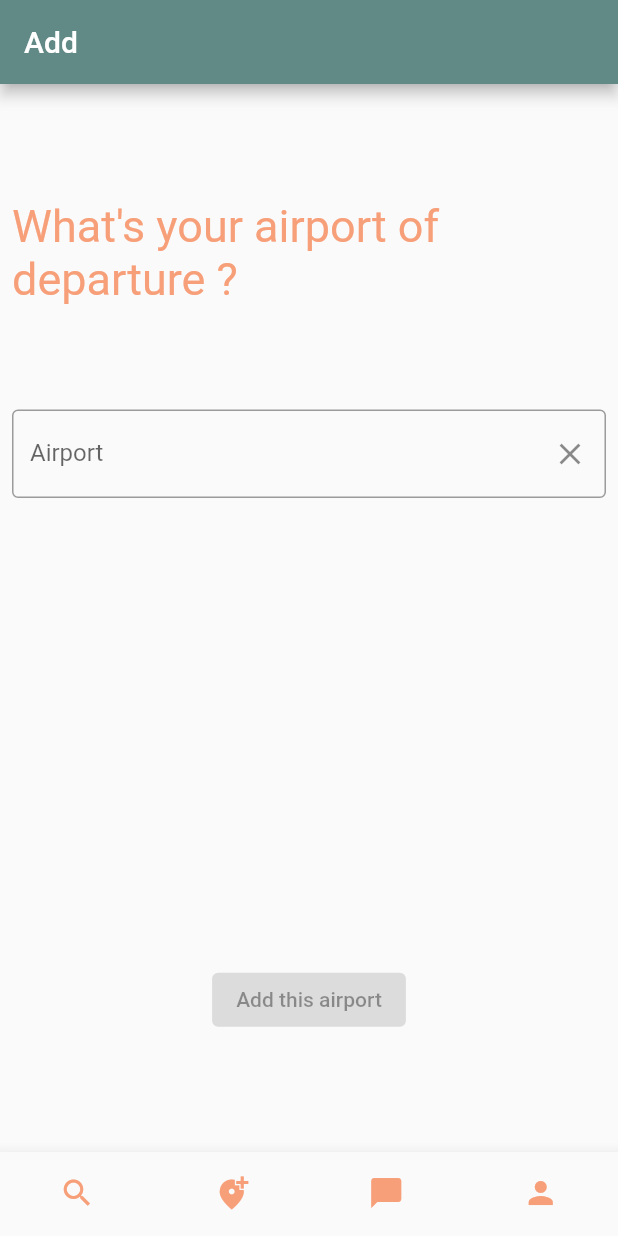
After one commit to goby33/gobert--aero-delivery--front, a Flutter app: the screen it shows once a user with an empty profile is signed in, item 2 of the bottom bar chosen, on a phone screen of 412 x 824 dp. The commit adds this screen. Run offline on Flutter 3.47's test engine with Material 2 defaults, Android fonts, the phone set to English and light mode, and no system bars; our stand-ins replace bloc, dio, firebase_auth, firebase_core, flutter_bloc, freezed_annotation and 2 more; accounts and stored records are empty; generated files the repository leaves out were written again; Roboto replaces fonts that are missing (Nunito).

Commit message:
feat(trip): add search adress with google place api

```diff
--- a/lib/presentation/states/pop_up_add_trip_state.dart
+++ b/lib/presentation/states/pop_up_add_trip_state.dart
@@ -1,8 +1,6 @@
 import 'package:aero_delivery/domain/entities/search_address_responses.dart';
 import 'package:aero_delivery/domain/entities/trip.dart';
 import 'package:freezed_annotation/freezed_annotation.dart';
-
-import 'cubits/pop_up_add_trip_cubit.dart';
 
 part 'pop_up_add_trip_state.freezed.dart';
 
--- /dev/null
+++ b/lib/presentation/ui/home/add/airport_from_page.dart
@@ -0,0 +1,90 @@
+import 'package:aero_delivery/presentation/states/cubits/pop_up_add_trip_cubit.dart';
+import 'package:aero_delivery/presentation/states/pop_up_add_trip_state.dart';
+import 'package:aero_delivery/presentation/ui/home/add/widgets/button_add_trip.dart';
+import 'package:aero_delivery/presentation/ui/home/add/widgets/result_search_add_trip.dart';
+import 'package:aero_delivery/presentation/ui/home/add/widgets/textField_add_trip.dart';
+import 'package:aero_delivery/presentation/ui/home/add/widgets/title_add_trip.dart';
+import 'package:flutter/foundation.dart';
+import 'package:flutter/material.dart';
+import 'package:flutter_bloc/flutter_bloc.dart';
+import 'package:go_router/go_router.dart';
+
+class AirportFromPage extends StatelessWidget {
+  const AirportFromPage({Key? key}) : super(key: key);
+
+  @override
+  Widget build(BuildContext context) {
+    return BlocProvider(
+      create: (context) => PopUpAddTripCubit(
+        googlePlaceRepository: context.read(),
+      ),
+      child: BlocListener<PopUpAddTripCubit, PopUpAddTripState>(
+        listener: (context, state) => state.maybeMap(
+          addAirportFromReady: (value) => context.push('/add/paris'),
+          orElse: () => debugPrintDone,
+        ),
+        child: BlocBuilder<PopUpAddTripCubit, PopUpAddTripState>(
+          builder: (context, state) {
+            //button to add a package
+            return Padding(
+              padding: const EdgeInsets.all(8.0),
+              child: Column(
+                mainAxisAlignment: MainAxisAlignment.spaceEvenly,
+                children: [
+                  const TitleAddTrip(
+                    title: "What's your airport of departure ?",
+                  ),
+                  SizedBox(
+                    height: 300,
+                    child: Column(
+                      children: [
+                        TextFieldAddTrip(
+                          onChanged: (value) {
+                            context
+                                .read<PopUpAddTripCubit>()
+                                .searchAirport(value);
+                          },
+                          onClear: () => context
+                              .read<PopUpAddTripCubit>()
+                              .clearAirportFrom(),
+                          hideText: (state
+                              is PopUpAddTripStateAddAirportFromSelected),
+                          value:
+                              (state is PopUpAddTripStateAddAirportFromSelected)
+                                  ? state.trip?.airportFrom ?? ""
+                                  : null,
+                        ),
+                        if (state is PopUpAddTripStateLoading)
+                          const Padding(
+                            padding: EdgeInsets.only(top: 20.0),
+                            child: CircularProgressIndicator(),
+                          ),
+                        if (state is PopUpAddTripStateAirportResultSearch)
+                          ResultSearchAddTrip(
+                            resultSearch: state.resultSearch,
+                            onPressed: (value) {
+                              context
+                                  .read<PopUpAddTripCubit>()
+                                  .addAirportFrom(value);
+                            },
+                          )
+                      ],
+                    ),
+                  ),
+                  ButtonAddTrip(
+                    isEnable:
+                        (state is PopUpAddTripStateAddAirportFromSelected),
+                    onPressed: () => context
+                        .read<PopUpAddTripCubit>()
+                        .addAirportFrom(state.trip?.airportFrom ?? ""),
+                    text: "Add this airport",
+                  ),
+                ],
+              ),
+            );
+          },
+        ),
+      ),
+    );
+  }
+}
--- /dev/null
+++ b/lib/presentation/ui/home/add/widgets/button_add_trip.dart
@@ -0,0 +1,22 @@
+import 'package:flutter/material.dart';
+
+class ButtonAddTrip extends StatelessWidget {
+  final Function() onPressed;
+  final String text;
+  final bool isEnable;
+
+  const ButtonAddTrip({
+    Key? key,
+    required this.onPressed,
+    required this.text,
+    required this.isEnable,
+  }) : super(key: key);
+
+  @override
+  Widget build(BuildContext context) {
+    return ElevatedButton(
+      onPressed: (isEnable) ? onPressed : null,
+      child: Text(text),
+    );
+  }
+}
--- /dev/null
+++ b/lib/presentation/ui/home/add/widgets/textField_add_trip.dart
@@ -0,0 +1,58 @@
+import 'package:flutter/material.dart';
+
+class TextFieldAddTrip extends StatefulWidget {
+  final Function(String) onChanged;
+  final Function() onClear;
+  final bool hideText;
+  final String? value;
+  const TextFieldAddTrip({
+    Key? key,
+    required this.onChanged,
+    required this.onClear,
+    required this.hideText,
+    required this.value,
+
+  }) : super(key: key);
+
+  @override
+  State<TextFieldAddTrip> createState() => _TextFieldAddTripState();
+}
+
+class _TextFieldAddTripState extends State<TextFieldAddTrip> {
+  final TextEditingController _searchAirportController =
+      TextEditingController();
+
+  @override
+  void initState() {
+    super.initState();
+  }
+
+  @override
+  void dispose() {
+    _searchAirportController.dispose();
+    super.dispose();
+  }
+
+  @override
+  Widget build(BuildContext context) {
+    return TextField(
+      textInputAction: TextInputAction.done,
+      controller: (widget.value != null)
+          ? TextEditingController(text: widget.value)
+          : _searchAirportController,
+      readOnly: widget.hideText,
+      onChanged: (value) => widget.onChanged(value),
+      decoration: InputDecoration(
+        border: const OutlineInputBorder(),
+        labelText: 'Airport',
+        suffixIcon: IconButton(
+          onPressed: () {
+            _searchAirportController.text = "";
+            widget.onClear();
+          },
+          icon: const Icon(Icons.clear),
+        ),
+      ),
+    );
+  }
+}
--- /dev/null
+++ b/lib/presentation/ui/home/add/widgets/title_add_trip.dart
@@ -0,0 +1,18 @@
+import 'package:flutter/material.dart';
+
+class TitleAddTrip extends StatelessWidget {
+  final String title;
+
+  const TitleAddTrip({Key? key, required this.title}) : super(key: key);
+
+  @override
+  Widget build(BuildContext context) {
+    return  Text(title,
+      style: const TextStyle(
+        fontSize: 30,
+        fontFamily: 'Nunito',
+        color: Color(0xFFF79F79),
+      ),
+    );
+  }
+}
--- a/lib/presentation/ui/home/home_page.dart
+++ b/lib/presentation/ui/home/home_page.dart
@@ -1,9 +1,8 @@
-import 'package:aero_delivery/presentation/ui/home/add/add_trip_page.dart';
+import 'package:aero_delivery/presentation/ui/home/add/airport_from_page.dart';
 import 'package:aero_delivery/presentation/ui/home/messenger/messenger_page.dart';
 import 'package:aero_delivery/presentation/ui/home/profile/profile_page.dart';
 import 'package:aero_delivery/presentation/ui/home/search/search_page.dart';
 import 'package:flutter/material.dart';
-import 'package:go_router/go_router.dart';
 
 class HomePage extends StatefulWidget {
   const HomePage({Key? key}) : super(key: key);
@@ -17,7 +16,7 @@ class _HomePageState extends State<HomePage> {
 
   final pages = [
     const SearchPage(),
-    const AddTripPage(),
+    const AirportFromPage(),
     const MessengerPage(),
     const ProfilePage()
   ];
--- a/lib/presentation/ui/home/search/search_page.dart
+++ b/lib/presentation/ui/home/search/search_page.dart
@@ -1,7 +1,4 @@
-import 'package:aero_delivery/presentation/states/cubits/pop_up_add_trip_cubit.dart';
-import 'package:aero_delivery/presentation/states/pop_up_add_trip_state.dart';
 import 'package:flutter/material.dart';
-import 'package:flutter_bloc/flutter_bloc.dart';
 
 class SearchPage extends StatelessWidget {
   const SearchPage({Key? key}) : super(key: key);
--- a/lib/presentation/ui/splash/splash_page.dart
+++ b/lib/presentation/ui/splash/splash_page.dart
@@ -1,4 +1,3 @@
-import 'package:aero_delivery/data/repositories/auth_repository_impl.dart';
 import 'package:aero_delivery/presentation/states/cubits/splash_cubit.dart';
 import 'package:aero_delivery/presentation/states/splash_state.dart';
 import 'package:flutter/material.dart';
--- a/lib/router.dart
+++ b/lib/router.dart
@@ -1,8 +1,8 @@
+import 'package:aero_delivery/presentation/ui/auth/auth_page.dart';
+import 'package:aero_delivery/presentation/ui/home/home_page.dart';
 import 'package:aero_delivery/presentation/ui/pop_up_add/add_airport_from_page.dart';
 import 'package:aero_delivery/presentation/ui/pop_up_add/add_airport_resume.dart';
 import 'package:aero_delivery/presentation/ui/pop_up_add/add_airport_to_page.dart';
-import 'package:aero_delivery/presentation/ui/auth/auth_page.dart';
-import 'package:aero_delivery/presentation/ui/home/home_page.dart';
 import 'package:aero_delivery/presentation/ui/splash/splash_page.dart';
 import 'package:flutter/material.dart';
 import 'package:go_router/go_router.dart';
```
Also changed, not shown: lib/presentation/ui/home/add/add_trip_page.dart (deleted, +0 -140 lines), lib/presentation/ui/home/add/widgets/result_search_add_trip.dart (added, +65 -0 lines).
